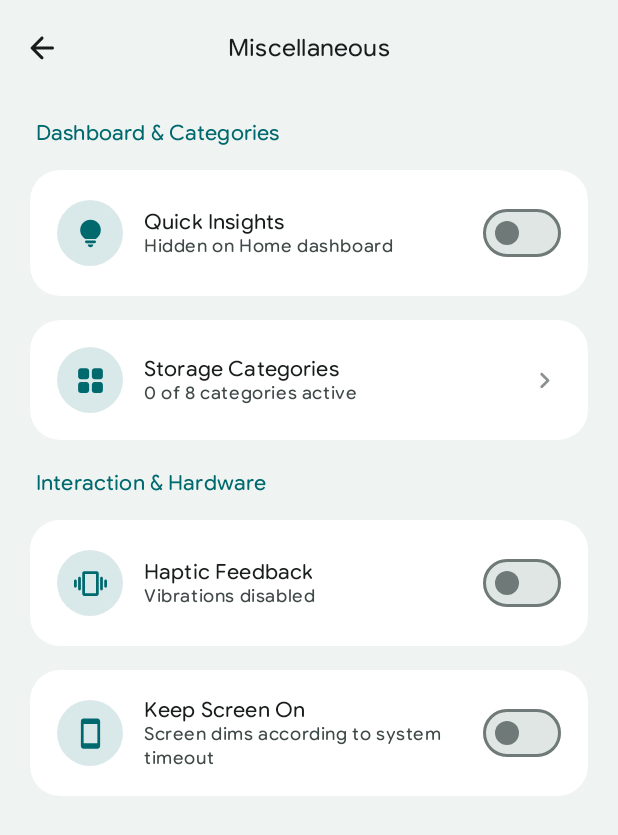
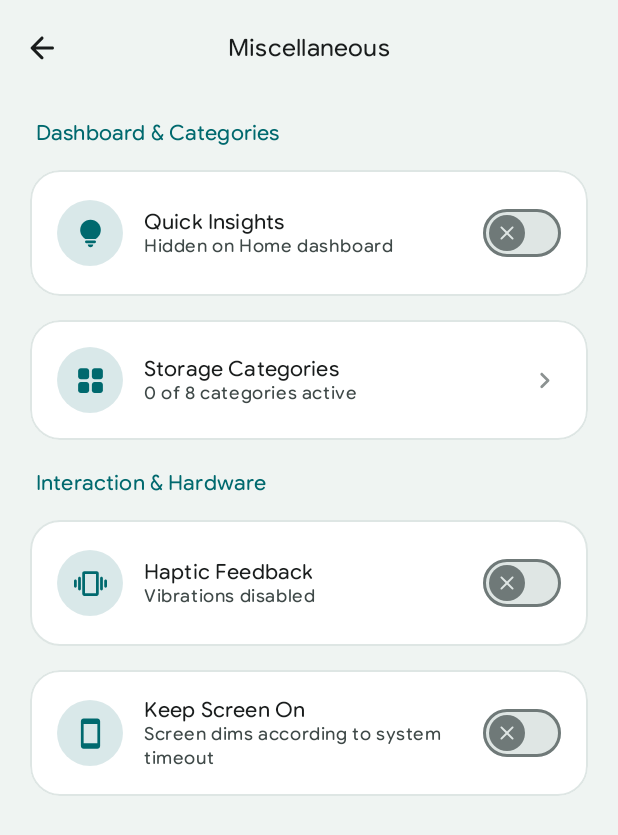
Before and after one commit to tanvirr007/quarry-app, an Android app built with Jetpack Compose: the composable MiscellaneousDialog called with empty values, on a phone screen of 412 x 824 dp. Shown: the top 835 px of the screen. Run offline under Robolectric (Android 15) with nearby library versions, the light colour scheme and no system bars.

Commit message:
feat: add check and close thumb to switches
- Integrate Check and Close thumb icons inside Switch components.
- Update Dynamic Color switch in AppearanceDialog.
- Update Quick Insights, Haptics, and Keep Screen On switches.
- Apply thumb icons to SettingsScreen biometric switch.

----------------------------------------
TEST:
- Toggle switches across SettingsScreen and all settings dialogs.
- Confirm Check/Close icons render cleanly inside thumb.
----------------------------------------

Signed-off-by: tanvirr007 <43490582+tanvirr007@users.noreply.github.com>

```diff
--- a/app/src/main/java/app/quarry/tanvir/info/ui/settings/MiscellaneousDialog.kt
+++ b/app/src/main/java/app/quarry/tanvir/info/ui/settings/MiscellaneousDialog.kt
@@ -1,6 +1,7 @@
 package app.quarry.tanvir.info.ui.settings
 
 import androidx.activity.compose.BackHandler
+import androidx.compose.foundation.BorderStroke
 import androidx.compose.foundation.background
 import androidx.compose.foundation.clickable
 import androidx.compose.foundation.layout.Arrangement
@@ -21,9 +22,11 @@ import androidx.compose.foundation.verticalScroll
 import androidx.compose.material.icons.Icons
 import androidx.compose.material.icons.automirrored.rounded.ArrowBack
 import androidx.compose.material.icons.automirrored.rounded.KeyboardArrowRight
-import androidx.compose.material.icons.rounded.StayCurrentPortrait
+import androidx.compose.material.icons.rounded.Check
+import androidx.compose.material.icons.rounded.Close
 import androidx.compose.material.icons.rounded.GridView
 import androidx.compose.material.icons.rounded.Lightbulb
+import androidx.compose.material.icons.rounded.StayCurrentPortrait
 import androidx.compose.material.icons.rounded.Vibration
 import androidx.compose.material3.Card
 import androidx.compose.material3.CardDefaults
@@ -35,6 +38,7 @@ import androidx.compose.material3.IconButton
 import androidx.compose.material3.MaterialTheme
 import androidx.compose.material3.Scaffold
 import androidx.compose.material3.Switch
+import androidx.compose.material3.SwitchDefaults
 import androidx.compose.material3.Text
 import androidx.compose.material3.TopAppBarDefaults
 import androidx.compose.runtime.Composable
@@ -143,7 +147,8 @@ fun MiscellaneousDialog(
                             onToggleQuickInsights(!isQuickInsightsEnabled)
                         },
                     shape = RoundedCornerShape(20.dp),
-                    colors = CardDefaults.cardColors(containerColor = MaterialTheme.colorScheme.surface)
+                    colors = CardDefaults.cardColors(containerColor = MaterialTheme.colorScheme.surface),
+                    border = BorderStroke(1.dp, MaterialTheme.colorScheme.outlineVariant.copy(alpha = 0.7f))
                 ) {
                     Row(
                         modifier = Modifier
@@ -185,6 +190,23 @@ fun MiscellaneousDialog(
                             onCheckedChange = {
                                 haptics.selection()
                                 onToggleQuickInsights(it)
+                            },
+                            thumbContent = if (isQuickInsightsEnabled) {
+                                {
+                                    Icon(
+                                        imageVector = Icons.Rounded.Check,
+                                        contentDescription = null,
+                                        modifier = Modifier.size(SwitchDefaults.IconSize)
+                                    )
+                                }
+                            } else {
+                                {
+                                    Icon(
+                                        imageVector = Icons.Rounded.Close,
+                                        contentDescription = null,
+                                        modifier = Modifier.size(SwitchDefaults.IconSize)
+                                    )
+                                }
                             }
                         )
                     }
@@ -200,7 +222,8 @@ fun MiscellaneousDialog(
                             onManageCategories()
                         },
                     shape = RoundedCornerShape(20.dp),
-                    colors = CardDefaults.cardColors(containerColor = MaterialTheme.colorScheme.surface)
+                    colors = CardDefaults.cardColors(containerColor = MaterialTheme.colorScheme.surface),
+                    border = BorderStroke(1.dp, MaterialTheme.colorScheme.outlineVariant.copy(alpha = 0.7f))
                 ) {
                     Row(
                         modifier = Modifier
@@ -259,7 +282,8 @@ fun MiscellaneousDialog(
                 Card(
                     modifier = Modifier.fillMaxWidth(),
                     shape = RoundedCornerShape(20.dp),
-                    colors = CardDefaults.cardColors(containerColor = MaterialTheme.colorScheme.surface)
+                    colors = CardDefaults.cardColors(containerColor = MaterialTheme.colorScheme.surface),
+                    border = BorderStroke(1.dp, MaterialTheme.colorScheme.outlineVariant.copy(alpha = 0.7f))
                 ) {
                     Column(
                         modifier = Modifier
@@ -311,6 +335,23 @@ fun MiscellaneousDialog(
                             onCheckedChange = {
                                 haptics.selection()
                                 onToggleHaptics(it)
+                            },
+                            thumbContent = if (isHapticsEnabled) {
+                                {
+                                    Icon(
+                                        imageVector = Icons.Rounded.Check,
+                                        contentDescription = null,
+                                        modifier = Modifier.size(SwitchDefaults.IconSize)
+                                    )
+                                }
+                            } else {
+                                {
+                                    Icon(
+                                        imageVector = Icons.Rounded.Close,
+                                        contentDescription = null,
+                                        modifier = Modifier.size(SwitchDefaults.IconSize)
+                                    )
+                                }
                             }
                         )
                     }
@@ -368,7 +409,8 @@ fun MiscellaneousDialog(
                         onToggleKeepScreenOn(!isKeepScreenOn)
                     },
                 shape = RoundedCornerShape(20.dp),
-                colors = CardDefaults.cardColors(containerColor = MaterialTheme.colorScheme.surface)
+                colors = CardDefaults.cardColors(containerColor = MaterialTheme.colorScheme.surface),
+                border = BorderStroke(1.dp, MaterialTheme.colorScheme.outlineVariant.copy(alpha = 0.7f))
             ) {
                 Row(
                     modifier = Modifier
@@ -410,6 +452,23 @@ fun MiscellaneousDialog(
                         onCheckedChange = {
                             haptics.selection()
                             onToggleKeepScreenOn(it)
+                        },
+                        thumbContent = if (isKeepScreenOn) {
+                            {
+                                Icon(
+                                    imageVector = Icons.Rounded.Check,
+                                    contentDescription = null,
+                                    modifier = Modifier.size(SwitchDefaults.IconSize)
+                                )
+                            }
+                        } else {
+                            {
+                                Icon(
+                                    imageVector = Icons.Rounded.Close,
+                                    contentDescription = null,
+                                    modifier = Modifier.size(SwitchDefaults.IconSize)
+                                )
+                            }
                         }
                     )
                 }
```
Also changed, not shown: app/src/main/java/app/quarry/tanvir/info/ui/settings/AppearanceDialog.kt (+16 -5 lines), app/src/main/java/app/quarry/tanvir/info/ui/settings/SettingsScreen.kt (+25 -2 lines).
